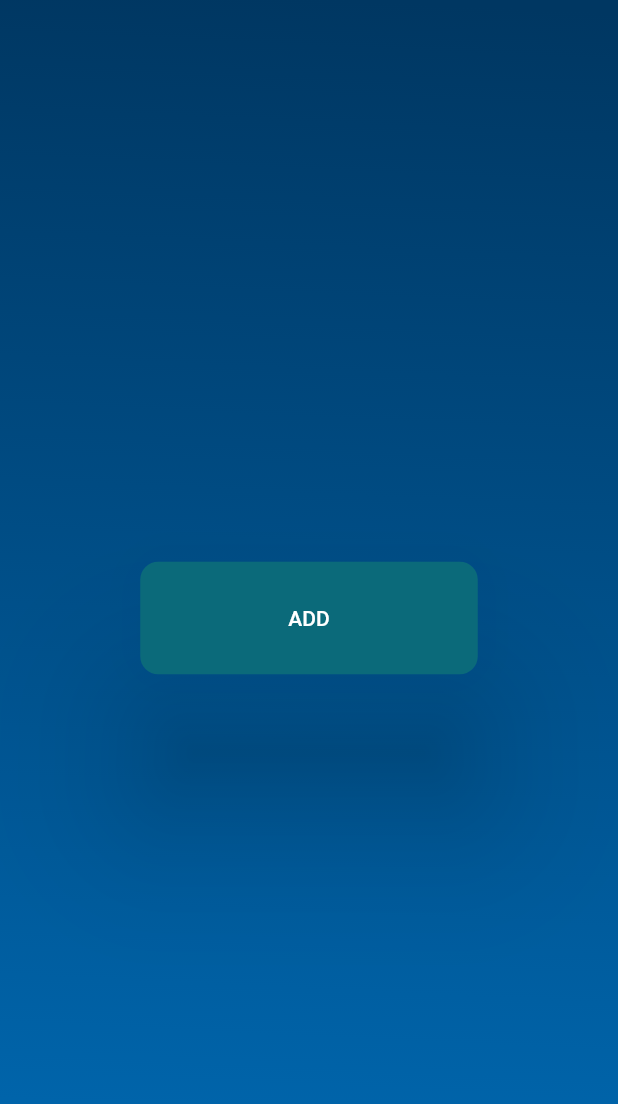
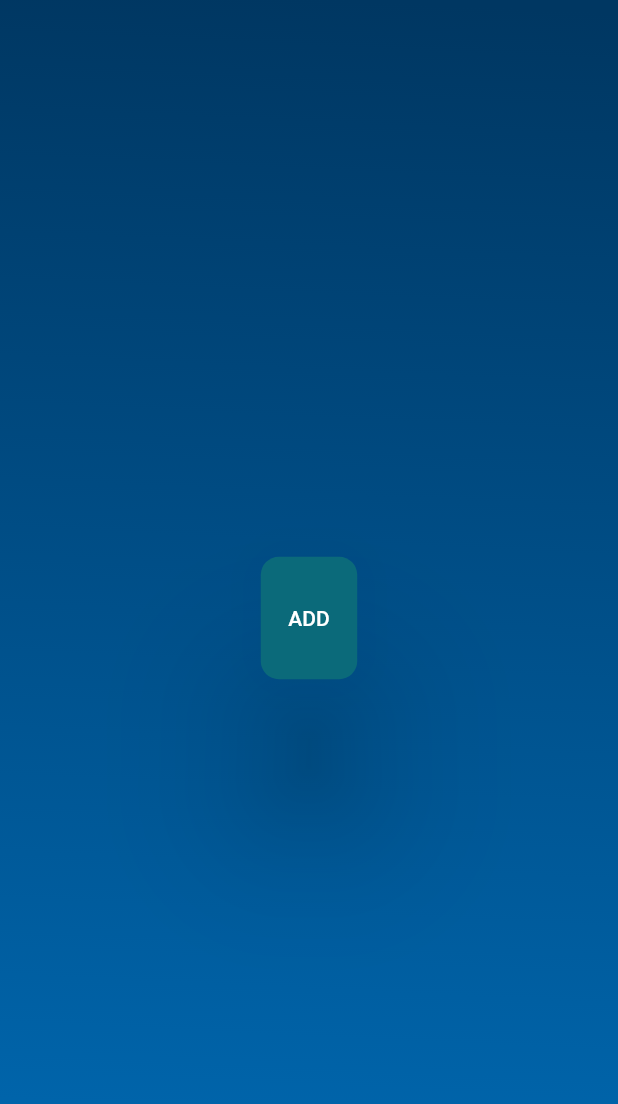
Before and after one commit to Wosher-co/stickybot-web, a Flutter app: the screen it shows after launch, on a phone screen of 412 x 824 dp. Shown: the top 1104 px of the screen. Run offline on Flutter 3.47's test engine with Material 2 defaults, Android fonts, the phone set to English and light mode, and no system bars.

Commit message:
resize of the button

```diff
--- a/lib/pages/home.dart
+++ b/lib/pages/home.dart
@@ -8,13 +8,15 @@ class HomePage extends StatelessWidget {
 
   @override
   Widget build(BuildContext context) {
+    double widht = MediaQuery.of(context).size.width;
+    double height = MediaQuery.of(context).size.height;
     return Stack(
       children: [
         const AnimatedGradient(),
         Center(
           child: SizedBox(
-            width: 225,
-            height: 75,
+            width: widht * 0.156,
+            height: height * 0.099,
             child: ElevatedButton(
               style: ElevatedButton.styleFrom(
                 shape: const RoundedRectangleBorder(
```
